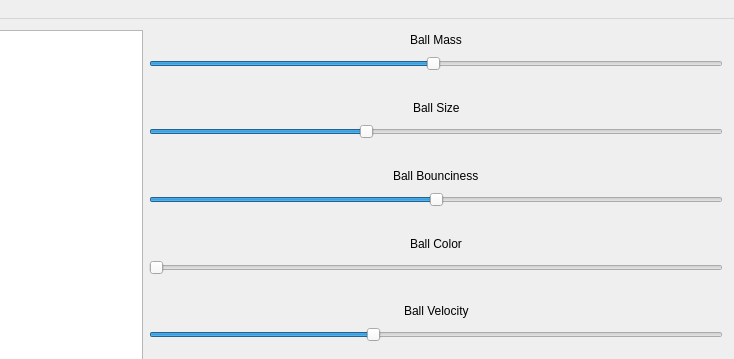
haydenm2/ball_fountain, file MainWindowForm.ui: the form before one commit; both pictures show x 442 to 1176 and y 0 to 359 of the 1176 by 628 pixel window.
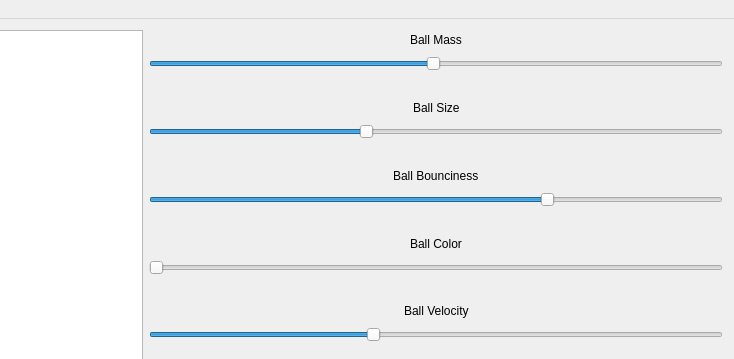
The form after the commit. Custom widgets are drawn as their Qt base class.

Commit message: slider reset button functional

What changed in the file:
```diff
--- a/MainWindowForm.ui
+++ b/MainWindowForm.ui
@@ -252,7 +252,7 @@
          <number>10</number>
         </property>
         <property name="value">
-         <number>50</number>
+         <number>70</number>
         </property>
         <property name="orientation">
          <enum>Qt::Horizontal</enum>
```
The commit also changes 2 other files.
